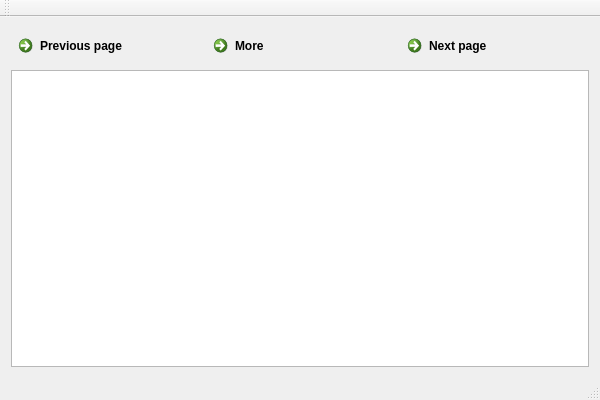
Qt form mainwindow.ui (tstaerk/quickpen) before a commit.
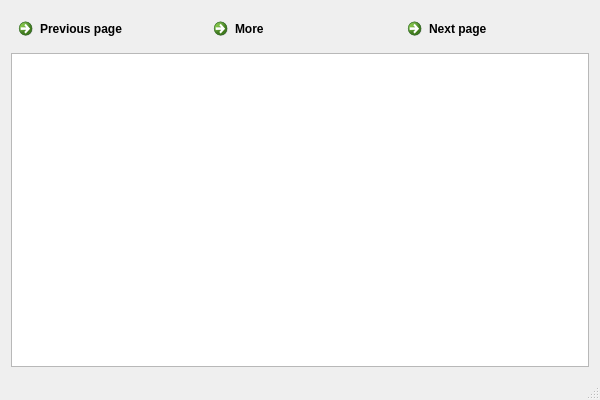
The same form after that commit.

Commit message: looks suboptimal on ExoPC

What changed in the file:
```diff
--- a/mainwindow.ui
+++ b/mainwindow.ui
@@ -51,14 +51,6 @@
     </rect>
    </property>
   </widget>
-  <widget class="QToolBar" name="mainToolBar">
-   <attribute name="toolBarArea">
-    <enum>TopToolBarArea</enum>
-   </attribute>
-   <attribute name="toolBarBreak">
-    <bool>false</bool>
-   </attribute>
-  </widget>
   <widget class="QStatusBar" name="statusBar"/>
   <action name="actionSave">
    <property name="text">
```
